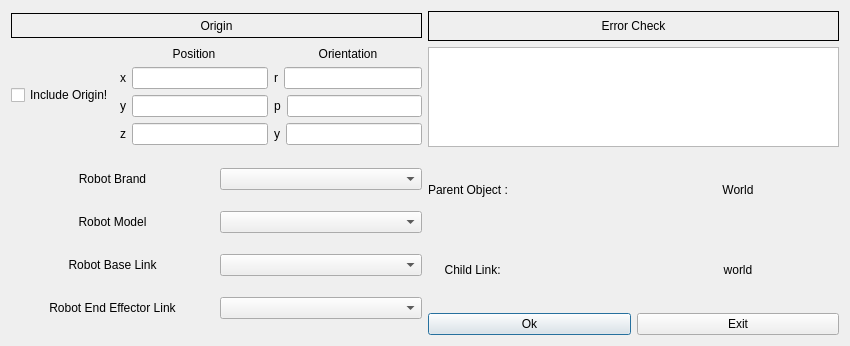
Old version of the form workcell_builder/workcell_builder/gui/addrobot.ui in the repository Mukaram01/Easy_Manipulator_Improved.
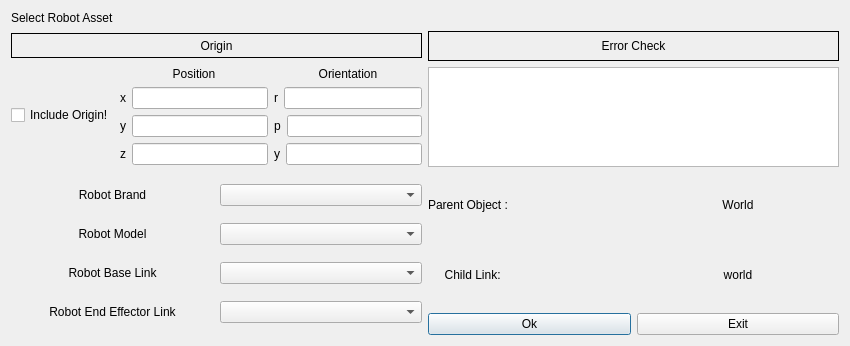
New version of the form.

Commit message: Add workcell builder asset picker discovery scaffolding

The edit to the form file:
```diff
--- a/workcell_builder/workcell_builder/gui/addrobot.ui
+++ b/workcell_builder/workcell_builder/gui/addrobot.ui
@@ -14,6 +14,13 @@
    <string>Add Robot</string>
   </property>
   <layout class="QVBoxLayout" name="verticalLayout_7">
+   <item>
+    <widget class="QLabel" name="asset_picker_hint">
+     <property name="text">
+      <string>Select Robot Asset</string>
+     </property>
+    </widget>
+   </item>
    <item>
     <layout class="QVBoxLayout" name="verticalLayout_6">
      <item>
```
The commit also changes 6 other files.
